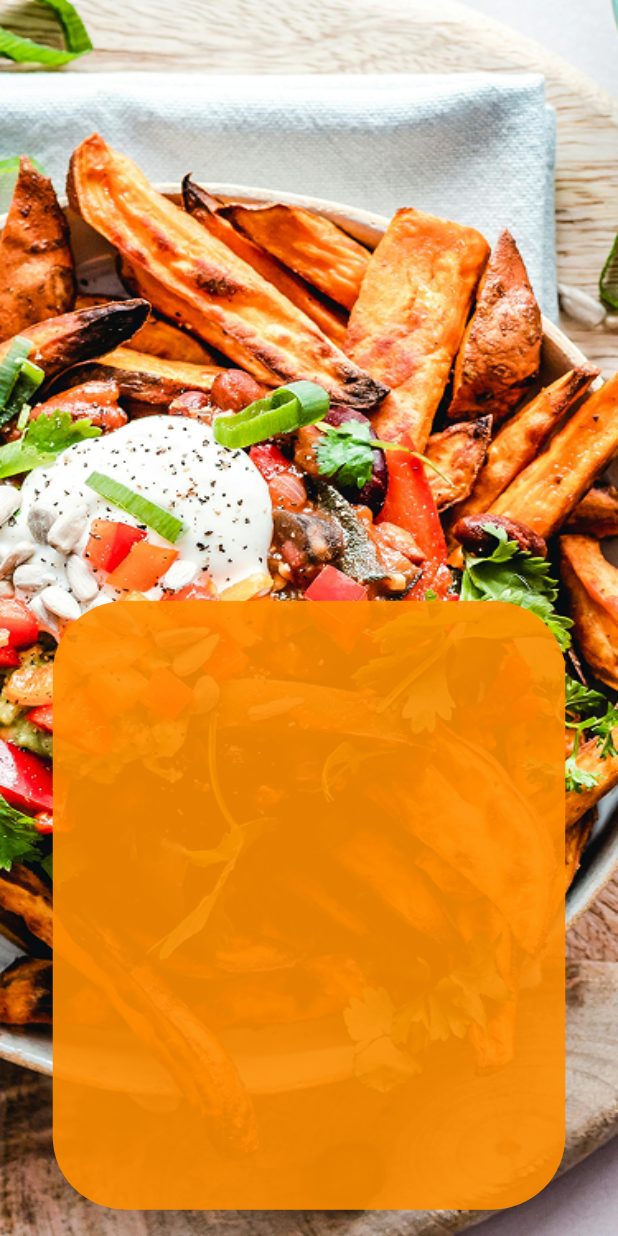
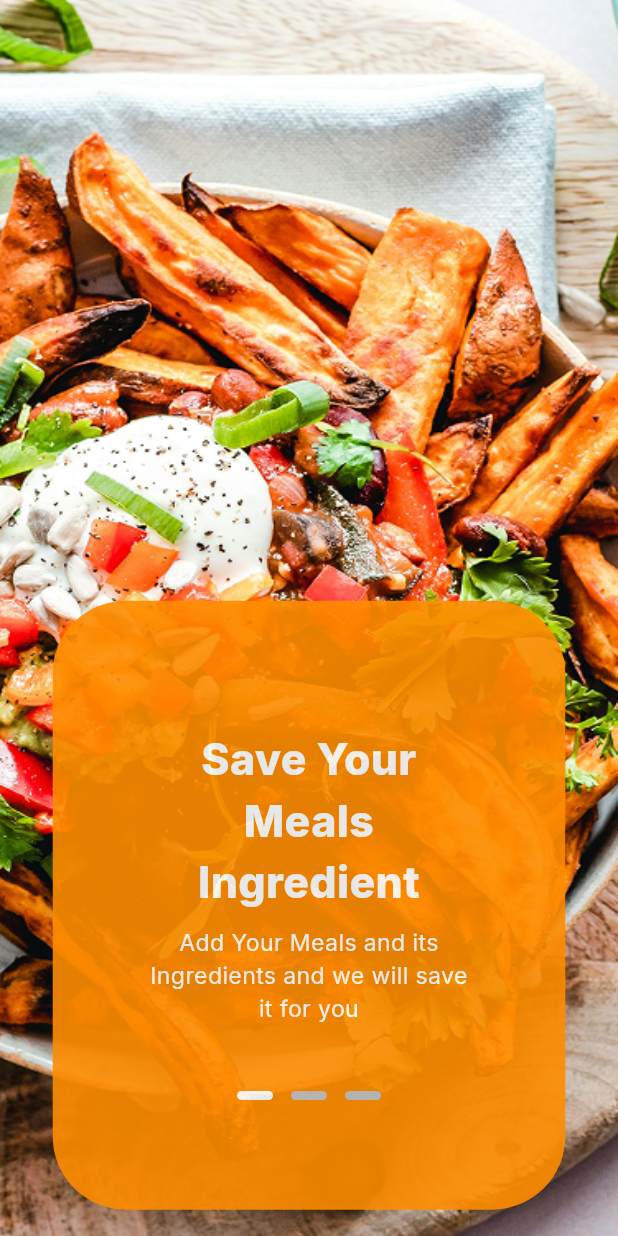
Before and after one commit to SalahHassan202/meals_app_flutter, a Flutter app: the screen it shows after launch, on a phone screen of 412 x 824 dp. Run offline on Flutter 3.47's test engine with Material 3 defaults, Android fonts, the phone set to English and light mode, and no system bars; drawn by our look-alikes of carousel_slider, dots_indicator; our stand-ins replace flutter_screenutil, go_router, google_fonts.

Commit message:
update style && onboarding screen

```diff
--- a/lib/core/styles/app_text_style.dart
+++ b/lib/core/styles/app_text_style.dart
@@ -5,7 +5,7 @@ import 'package:meals_app/core/styles/app_colors.dart';
 
 class AppTextStyle {
   static TextStyle onBoardingPrimaryStyle = GoogleFonts.inter(
-    fontSize: 32.sp,
+    fontSize: 26.sp,
     fontWeight: FontWeight.w800,
     color: AppColors.whiteColor,
   );
--- a/lib/features/on_boardong_Screen/on_boarding_screen.dart
+++ b/lib/features/on_boardong_Screen/on_boarding_screen.dart
@@ -1,7 +1,11 @@
+import 'package:carousel_slider/carousel_slider.dart';
+import 'package:dots_indicator/dots_indicator.dart';
 import 'package:flutter/material.dart';
 import 'package:flutter_screenutil/flutter_screenutil.dart';
 import 'package:meals_app/core/styles/app_assets.dart';
 import 'package:meals_app/core/styles/app_colors.dart';
+import 'package:meals_app/core/styles/app_text_style.dart';
+import 'package:meals_app/core/widgets/spacing_widget.dart';
 
 class OnBoardingScreen extends StatefulWidget {
   const OnBoardingScreen({super.key});
@@ -14,19 +18,23 @@ class _OnBoardingScreenState extends State<OnBoardingScreen> {
   List<String> titles = [
     "Save Your Meals Ingredient",
     "Use Our App The Best Choice",
-    " Our App Your Ultimate Choice",
+    "Our App Your Ultimate Choice",
   ];
 
   List<String> descriptions = [
     "Add Your Meals and its Ingredients and we will save it for you",
-    "the best choice for your kitchen do not hesitate",
-    " All the best restaurants and their top menus are ready for you",
+    "The best choice for your kitchen, do not hesitate",
+    "All the best restaurants and their top menus are ready for you",
   ];
+
+  int currentIndex = 0;
+
   @override
   Widget build(BuildContext context) {
     return Scaffold(
       body: Stack(
         children: [
+          /// background image
           Container(
             width: double.infinity,
             height: double.infinity,
@@ -37,6 +45,8 @@ class _OnBoardingScreenState extends State<OnBoardingScreen> {
               ),
             ),
           ),
+
+          /// bottom card
           Positioned(
             bottom: 16.w,
             left: 32.w,
@@ -50,9 +60,71 @@ class _OnBoardingScreenState extends State<OnBoardingScreen> {
                   borderRadius: BorderRadius.circular(48.r),
                   color: AppColors.primaryColor,
                 ),
-                child: Column(children: [
+                child: Padding(
+                  padding: EdgeInsets.all(16.w),
+                  child: Column(
+                    mainAxisAlignment: MainAxisAlignment.center,
+                    children: [
+                      /// ---------- CAROUSEL ----------
+                      CarouselSlider(
+                        options: CarouselOptions(
+                          height: 230.h,
+                          viewportFraction: 0.95,
+                          enlargeCenterPage: true,
+                          onPageChanged: (index, reason) {
+                            setState(() {
+                              currentIndex = index;
+                            });
+                          },
+                        ),
+                        items: List.generate(titles.length, (index) {
+                          return Builder(
+                            builder: (BuildContext context) {
+                              return SizedBox(
+                                width: 200.w,
+                                child: Column(
+                                  mainAxisAlignment: MainAxisAlignment.center,
+                                  children: [
+                                    Text(
+                                      titles[index],
+                                      textAlign: TextAlign.center,
+                                      style:
+                                          AppTextStyle.onBoardingPrimaryStyle,
+                                    ),
+                                    HightSpace(8),
+                                    Text(
+                                      descriptions[index],
+                                      textAlign: TextAlign.center,
+                                      style:
+                                          AppTextStyle.onBoardingSubTitleStyle,
+                                    ),
+                                  ],
+                                ),
+                              );
+                            },
+                          );
+                        }),
+                      ),
 
-                  ],
+                      HightSpace(20),
+                      DotsIndicator(
+                        dotsCount: titles.length,
+                        position: currentIndex.toDouble(),
+                        decorator: DotsDecorator(
+                          size: const Size(24, 6),
+                          activeSize: const Size(24, 6),
+                          color: const Color(0xffC2C2C2),
+                          activeColor: AppColors.whiteColor,
+                          shape: RoundedRectangleBorder(
+                            borderRadius: BorderRadius.circular(5.0),
+                          ),
+                          activeShape: RoundedRectangleBorder(
+                            borderRadius: BorderRadius.circular(5.0),
+                          ),
+                        ),
+                      ),
+                    ],
+                  ),
                 ),
               ),
             ),
```
